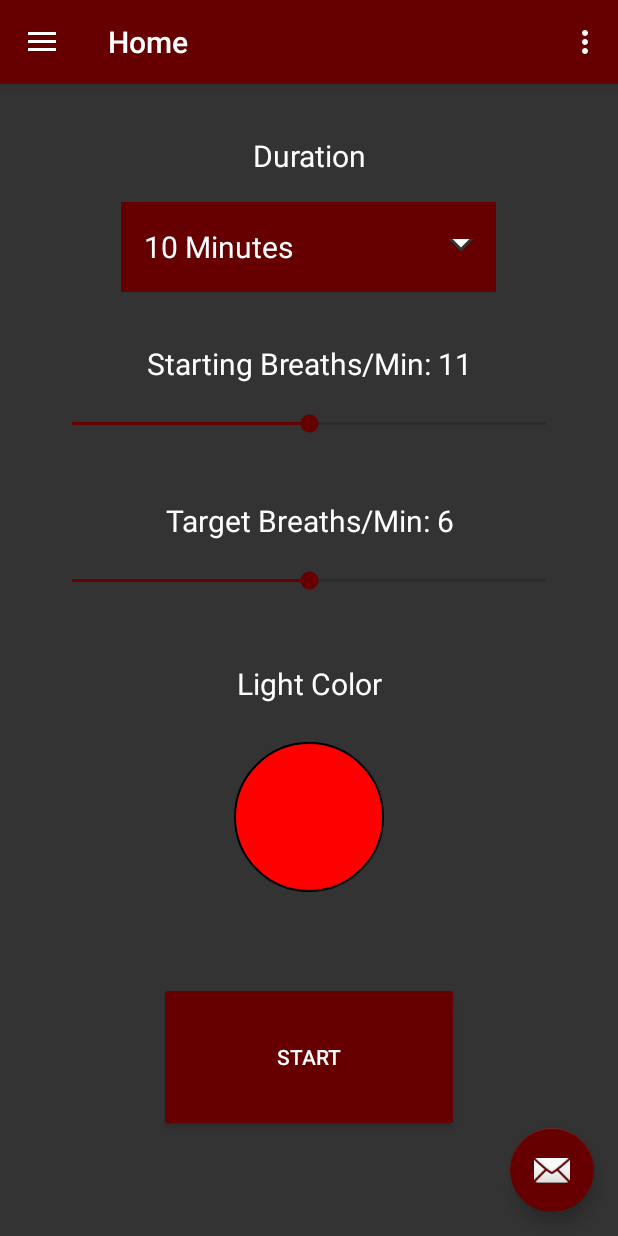
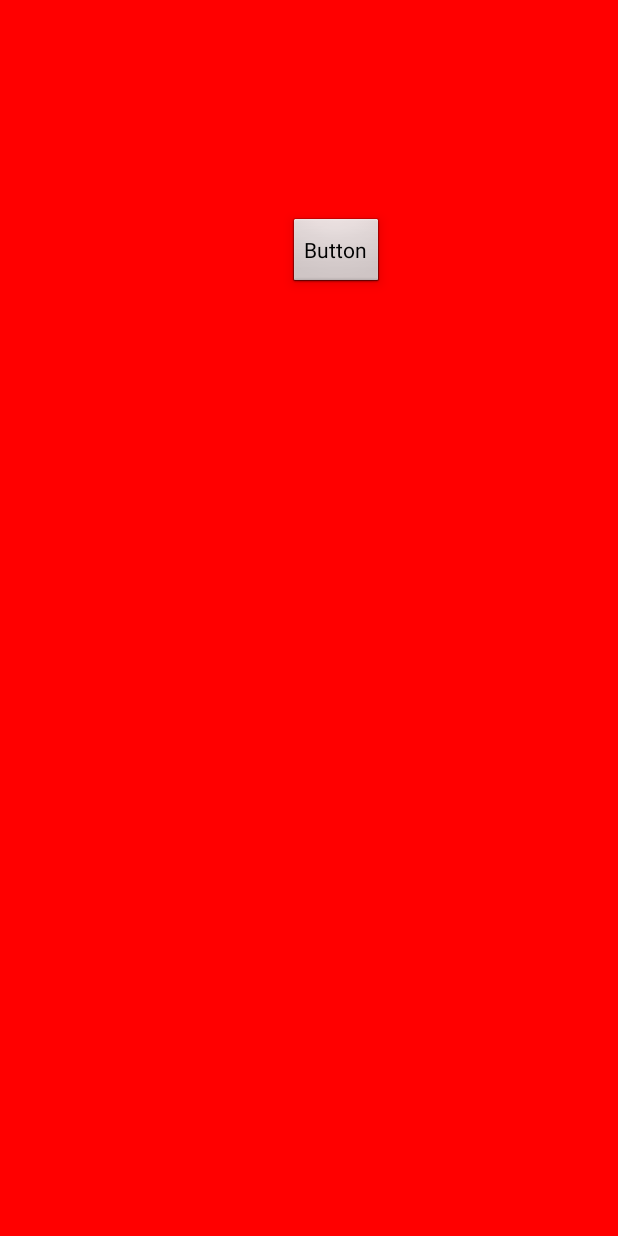
Before and after one commit to BelugaPerks/breathelight, an Android app: the screen it shows after launch (MainActivity before the commit, LightPulse after it), after a tap on "START", on a phone screen of 412 x 824 dp. Run offline under Robolectric (Android 15) with nearby library versions, the phone set to English and light mode, and no system bars; our stand-ins replace navigation-ui.

Commit message:
add basic light pulse activity with looping aniamtion and stop button

```diff
--- a/app/src/main/AndroidManifest.xml
+++ b/app/src/main/AndroidManifest.xml
@@ -19,6 +19,12 @@
                 <category android:name="android.intent.category.LAUNCHER" />
             </intent-filter>
         </activity>
+        <activity android:name=".ui.home.LightPulse"
+                  android:label="Light Pulse Activity"
+                  android:theme="@android:style/Theme.NoTitleBar.Fullscreen">
+
+        </activity>
+
     </application>
 
 </manifest>
--- a/app/src/main/java/com/example/breathelight_sleepassist/ui/home/HomeFragment.java
+++ b/app/src/main/java/com/example/breathelight_sleepassist/ui/home/HomeFragment.java
@@ -1,6 +1,7 @@
 package com.example.breathelight_sleepassist.ui.home;
 
-import android.graphics.drawable.ColorDrawable;
+import android.content.Intent;
+import android.graphics.Color;
 import android.graphics.drawable.Drawable;
 import android.os.Bundle;
 import android.view.LayoutInflater;
@@ -8,6 +9,7 @@ import android.view.View;
 import android.view.ViewGroup;
 import android.view.animation.Animation;
 import android.view.animation.AnimationUtils;
+import android.widget.AdapterView;
 import android.widget.ArrayAdapter;
 import android.widget.Button;
 import android.widget.ImageButton;
@@ -16,6 +18,7 @@ import android.widget.Spinner;
 import android.widget.TextView;
 
 import androidx.annotation.NonNull;
+import androidx.core.content.ContextCompat;
 import androidx.fragment.app.Fragment;
 import androidx.lifecycle.Observer;
 import androidx.lifecycle.ViewModelProviders;
@@ -34,11 +37,10 @@ public class HomeFragment extends Fragment {
         View root = inflater.inflate(R.layout.fragment_home, container, false);
 
 
-        Spinner spinner = root.findViewById(R.id.timeSelector);
+        final Spinner spinner = root.findViewById(R.id.spinner_time_selector);
         ArrayAdapter<CharSequence> adapter = ArrayAdapter.createFromResource(this.getActivity(),
                 R.array.time_array, R.layout.spinner_item);
         adapter.setDropDownViewResource(R.layout.spinner_dropdown_item);
-        // Apply the adapter to the spinner
         spinner.setAdapter(adapter);
 
 
@@ -142,7 +144,7 @@ public class HomeFragment extends Fragment {
                 colourButtonView.setVisibility(View.GONE);
                 outsideView.setVisibility(View.GONE);
                 homeViewModel.setColourButtonBackground(redButton.getDrawable());
-
+                homeViewModel.setColour(ContextCompat.getColor(getContext(), R.color.red_light));
             }
         });
         greenButton.setOnClickListener(new View.OnClickListener() {
@@ -151,6 +153,7 @@ public class HomeFragment extends Fragment {
                 colourButtonView.setVisibility(View.GONE);
                 outsideView.setVisibility(View.GONE);
                 homeViewModel.setColourButtonBackground(greenButton.getDrawable());
+                homeViewModel.setColour(ContextCompat.getColor(getContext(), R.color.green_light));
             }
         });
         blueButton.setOnClickListener(new View.OnClickListener() {
@@ -159,6 +162,7 @@ public class HomeFragment extends Fragment {
                 colourButtonView.setVisibility(View.GONE);
                 outsideView.setVisibility(View.GONE);
                 homeViewModel.setColourButtonBackground(blueButton.getDrawable());
+                homeViewModel.setColour(ContextCompat.getColor(getContext(), R.color.blue_light));
             }
         });
         yellowButton.setOnClickListener(new View.OnClickListener() {
@@ -167,6 +171,7 @@ public class HomeFragment extends Fragment {
                 colourButtonView.setVisibility(View.GONE);
                 outsideView.setVisibility(View.GONE);
                 homeViewModel.setColourButtonBackground(yellowButton.getDrawable());
+                homeViewModel.setColour(ContextCompat.getColor(getContext(), R.color.yellow_light));
             }
         });
         purpleButton.setOnClickListener(new View.OnClickListener() {
@@ -175,6 +180,7 @@ public class HomeFragment extends Fragment {
                 colourButtonView.setVisibility(View.GONE);
                 outsideView.setVisibility(View.GONE);
                 homeViewModel.setColourButtonBackground(purpleButton.getDrawable());
+                homeViewModel.setColour(ContextCompat.getColor(getContext(), R.color.purple_light));
             }
         });
         whiteButton.setOnClickListener(new View.OnClickListener() {
@@ -183,6 +189,7 @@ public class HomeFragment extends Fragment {
                 colourButtonView.setVisibility(View.GONE);
                 outsideView.setVisibility(View.GONE);
                 homeViewModel.setColourButtonBackground(whiteButton.getDrawable());
+                homeViewModel.setColour(ContextCompat.getColor(getContext(), R.color.white_light));
             }
         });
         outsideView.setOnClickListener(new View.OnClickListener() {
@@ -197,7 +204,12 @@ public class HomeFragment extends Fragment {
         startButton.setOnClickListener(new View.OnClickListener() {
             @Override
             public void onClick(View v) {
-
+                Intent intent = new Intent(getActivity(), LightPulse.class);
+                intent.putExtra("startBPM", homeViewModel.getStartingBPM().getValue());
+                intent.putExtra("goalBPM", homeViewModel.getGoalBPM().getValue());
+                intent.putExtra("colour", homeViewModel.getColour().getValue());
+                intent.putExtra("duration", spinner.getSelectedItem().toString());
+                startActivity(intent);
             }
         });
 
@@ -206,6 +218,7 @@ public class HomeFragment extends Fragment {
         colourButtonView.setVisibility(View.GONE);
         outsideView.setVisibility(View.GONE);
         homeViewModel.setColourButtonBackground(redButton.getDrawable());
+        homeViewModel.setColour(ContextCompat.getColor(getContext(), R.color.red_light));
         startBPM.setProgress(11);
         goalBPM.setProgress(6);
 
--- a/app/src/main/java/com/example/breathelight_sleepassist/ui/home/HomeViewModel.java
+++ b/app/src/main/java/com/example/breathelight_sleepassist/ui/home/HomeViewModel.java
@@ -11,12 +11,15 @@ import androidx.lifecycle.ViewModel;
 public class HomeViewModel extends ViewModel {
 
     private final MutableLiveData<Drawable> colourButtonBackground;
+    private final MutableLiveData<Integer> colour;
     private final MutableLiveData<Integer> startingBPM;
     private final MutableLiveData<Integer> goalBPM;
 
 
     public HomeViewModel() {
         colourButtonBackground = new MutableLiveData<>();
+
+        colour = new MutableLiveData<>();
 
         startingBPM = new MutableLiveData<>();
         startingBPM.setValue(11);
@@ -30,6 +33,14 @@ public class HomeViewModel extends ViewModel {
 
     public LiveData<Drawable> getColourButtonBackground() {
         return colourButtonBackground;
+    }
+
+    public void setColour(Integer colourValue){
+        this.colour.setValue(colourValue);
+    }
+
+    public LiveData<Integer> getColour(){
+        return colour;
     }
 
     public void setStartingBPM(Integer newValue){
--- /dev/null
+++ b/app/src/main/java/com/example/breathelight_sleepassist/ui/home/LightPulse.java
@@ -0,0 +1,95 @@
+package com.example.breathelight_sleepassist.ui.home;
+
+import android.animation.Animator;
+import android.animation.AnimatorInflater;
+import android.animation.AnimatorSet;
+import android.animation.ObjectAnimator;
+import android.animation.ValueAnimator;
+import android.app.Activity;
+import android.content.Intent;
+import android.media.Image;
+import android.os.Bundle;
+import android.util.Log;
+import android.view.View;
+import android.view.animation.Animation;
+import android.view.animation.AnimationUtils;
+import android.widget.Button;
+import android.widget.ImageView;
+
+import androidx.lifecycle.ViewModelProviders;
+
+import com.example.breathelight_sleepassist.R;
+
+import java.util.ArrayList;
+import java.util.List;
+
+public class LightPulse extends Activity {
+    public LightPulse(){
+
+    }
+    public void hideStatusBar() {
+        if (android.os.Build.VERSION.SDK_INT >= android.os.Build.VERSION_CODES.KITKAT) {
+            getWindow().getDecorView()
+                    .setSystemUiVisibility(View.SYSTEM_UI_FLAG_LAYOUT_STABLE
+                            | View.SYSTEM_UI_FLAG_LAYOUT_HIDE_NAVIGATION
+                            | View.SYSTEM_UI_FLAG_LAYOUT_FULLSCREEN
+                            | View.SYSTEM_UI_FLAG_HIDE_NAVIGATION
+                            | View.SYSTEM_UI_FLAG_FULLSCREEN
+                            | View.SYSTEM_UI_FLAG_IMMERSIVE_STICKY
+                    );
+        }
+    }
+
+    @Override
+    public void onCreate(Bundle savedInstanceState){
+        super.onCreate(savedInstanceState);
+        hideStatusBar();
+
+        setContentView(R.layout.light_pulse);
+
+        Button stopButton = findViewById(R.id.stop_button);
+        stopButton.setOnClickListener(new View.OnClickListener() {
+            @Override
+            public void onClick(View v) {
+                finish();
+            }
+        });
+
+        Intent intent = getIntent();
+        ImageView lightPulseImage = findViewById(R.id.image_pulsing_light);
+        lightPulseImage.setBackgroundColor(intent.getIntExtra("colour", 0));
+        final Animation fadeLoop = AnimationUtils.loadAnimation( this.getApplicationContext(), R.anim.fade_loop);
+        //final ObjectAnimator fade = (ObjectAnimator) AnimatorInflater.loadAnimator(this.getApplicationContext(), R.animator.fade);
+        Integer duration = Integer.valueOf(intent.getStringExtra("duration").substring(0,2));
+        Integer startBPMDuration = 60000/intent.getIntExtra("startBPM", 0);
+        Integer goalBPMDuration = 60000/intent.getIntExtra("goalBPM", 0);
+        Integer BPMDurationIncrease = (goalBPMDuration-startBPMDuration)/4;
+        AnimatorSet pulseSet = new AnimatorSet();
+        List<Animator> animations = new ArrayList<>();
+        //fade.setTarget(lightPulseImage);
+        for(int i = 0; i<5; i++){
+            Log.i("debug", "onCreate: " + startBPMDuration + " " + goalBPMDuration + " " + BPMDurationIncrease);
+//            fadeLoop.setDuration(startBPMDuration);
+//            fadeLoop.setRepeatCount(6000/BPMDurationIncrease);
+//            lightPulseImage.startAnimation(fadeLoop);
+//            fade.setDuration(startBPMDuration);
+//            fade.setRepeatCount(6000/BPMDurationIncrease);
+//            fade.setTarget(lightPulseImage);
+//            pulseSet.playSequentially(fade);
+//            pulseSet.start();
+            final ObjectAnimator fadeAnimator = ObjectAnimator
+                    .ofFloat(lightPulseImage, View.ALPHA, 0f, 1f)
+                    .setDuration(startBPMDuration);
+            fadeAnimator.setRepeatCount(6000/BPMDurationIncrease);
+            fadeAnimator.setRepeatMode(ValueAnimator.REVERSE);
+            animations.add(fadeAnimator);
+
+            startBPMDuration = startBPMDuration + BPMDurationIncrease;
+        }
+        pulseSet.playSequentially(animations);
+
+
+
+
+    }
+}
--- a/app/src/main/res/layout/fragment_home.xml
+++ b/app/src/main/res/layout/fragment_home.xml
@@ -16,14 +16,14 @@
         android:textAlignment="center"
         android:textColor="@android:color/white"
         android:textSize="20sp"
-        app:layout_constraintBottom_toTopOf="@+id/timeSelector"
+        app:layout_constraintBottom_toTopOf="@+id/spinner_time_selector"
         app:layout_constraintEnd_toEndOf="parent"
         app:layout_constraintHorizontal_bias="0.0"
         app:layout_constraintStart_toStartOf="parent"
         app:layout_constraintTop_toTopOf="parent" />
 
     <Spinner
-        android:id="@+id/timeSelector"
+        android:id="@+id/spinner_time_selector"
         android:layout_width="250dp"
         android:layout_height="60dp"
         android:layout_marginStart="32dp"
@@ -56,7 +56,7 @@
         app:layout_constraintBottom_toTopOf="@+id/seekBar_start_bpm"
         app:layout_constraintEnd_toEndOf="parent"
         app:layout_constraintStart_toStartOf="parent"
-        app:layout_constraintTop_toBottomOf="@+id/timeSelector" />
+        app:layout_constraintTop_toBottomOf="@+id/spinner_time_selector" />
 
     <SeekBar
         android:id="@+id/seekBar_start_bpm"
--- /dev/null
+++ b/app/src/main/res/layout/light_pulse.xml
@@ -0,0 +1,37 @@
+<?xml version="1.0" encoding="utf-8"?>
+
+<androidx.constraintlayout.widget.ConstraintLayout xmlns:android="http://schemas.android.com/apk/res/android"
+    xmlns:app="http://schemas.android.com/apk/res-auto"
+    xmlns:tools="http://schemas.android.com/tools"
+    android:layout_width="match_parent"
+    android:layout_height="match_parent"
+    android:background="#000000">
+
+    <Button
+        android:id="@+id/stop_button"
+        android:layout_width="wrap_content"
+        android:layout_height="wrap_content"
+        android:layout_marginStart="179dp"
+        android:layout_marginLeft="179dp"
+        android:layout_marginTop="98dp"
+        android:layout_marginEnd="144dp"
+        android:layout_marginRight="144dp"
+        android:layout_marginBottom="585dp"
+        android:elevation="5dp"
+        android:text="Button"
+        app:layout_constraintBottom_toBottomOf="parent"
+        app:layout_constraintEnd_toEndOf="parent"
+        app:layout_constraintStart_toStartOf="parent"
+        app:layout_constraintTop_toTopOf="parent" />
+
+    <ImageView
+        android:id="@+id/image_pulsing_light"
+        android:layout_width="match_parent"
+        android:layout_height="match_parent"
+        app:layout_constraintBottom_toBottomOf="parent"
+        app:layout_constraintEnd_toEndOf="parent"
+        app:layout_constraintHorizontal_bias="0.0"
+        app:layout_constraintStart_toStartOf="parent"
+        app:layout_constraintTop_toTopOf="parent"
+        app:layout_constraintVertical_bias="0.0" />
+</androidx.constraintlayout.widget.ConstraintLayout>
```
Also changed, not shown: app/src/main/res/anim/fade_loop.xml (added, +7 -0 lines), app/src/main/res/animator/fade.xml (added, +7 -0 lines).
